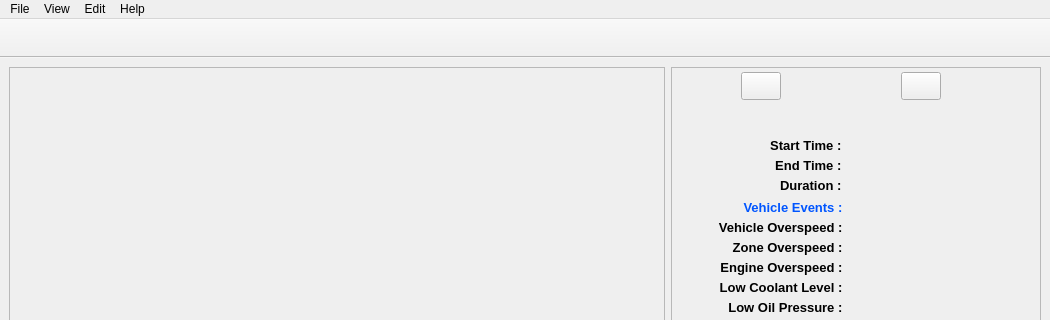
First picture: the form in etscrape.ui, repository mikecv/etscrape, before the edit; both pictures show x 0 to 1050 and y 0 to 320 of the 1050 by 823 pixel window.
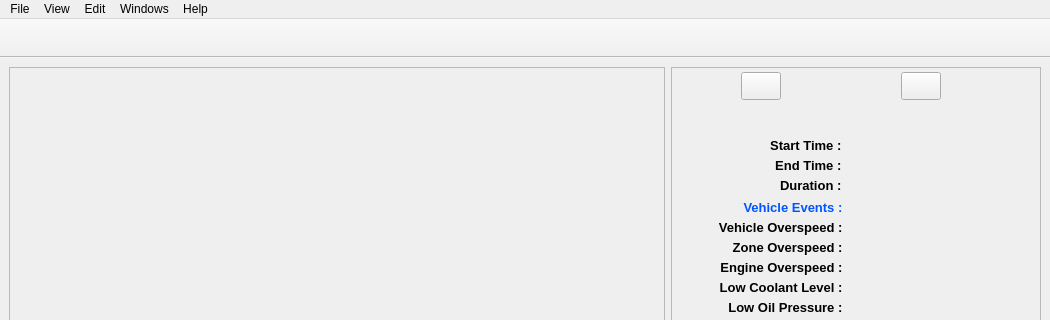
Second picture: the form after the edit.

Diff of the .ui file:
```diff
--- a/etscrape.ui
+++ b/etscrape.ui
@@ -1509,9 +1509,16 @@
     </property>
     <addaction name="actionPreferences"/>
    </widget>
+   <widget class="QMenu" name="menuWindows">
+    <property name="title">
+     <string>Windows</string>
+    </property>
+    <addaction name="actionShowEventsChart"/>
+   </widget>
    <addaction name="menuFile"/>
    <addaction name="menuView"/>
    <addaction name="menuEdit"/>
+   <addaction name="menuWindows"/>
    <addaction name="menuHelp"/>
   </widget>
   <widget class="QStatusBar" name="statusbar">
```
Left out of the diff: 5 changed lines with no effect on the pictures.
